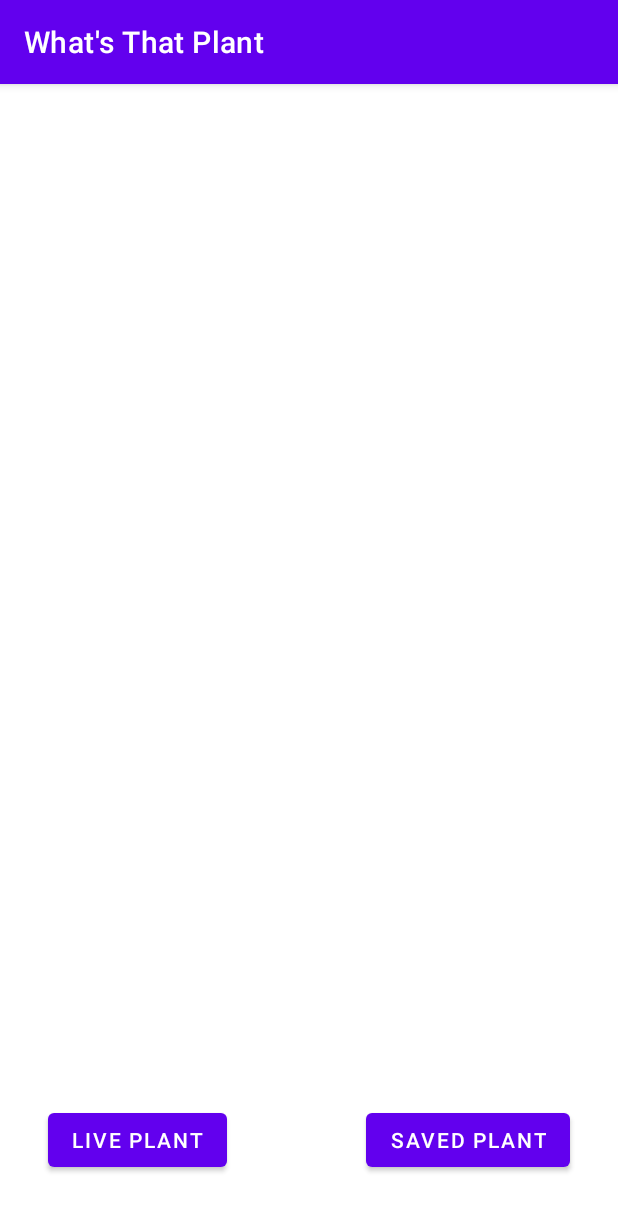
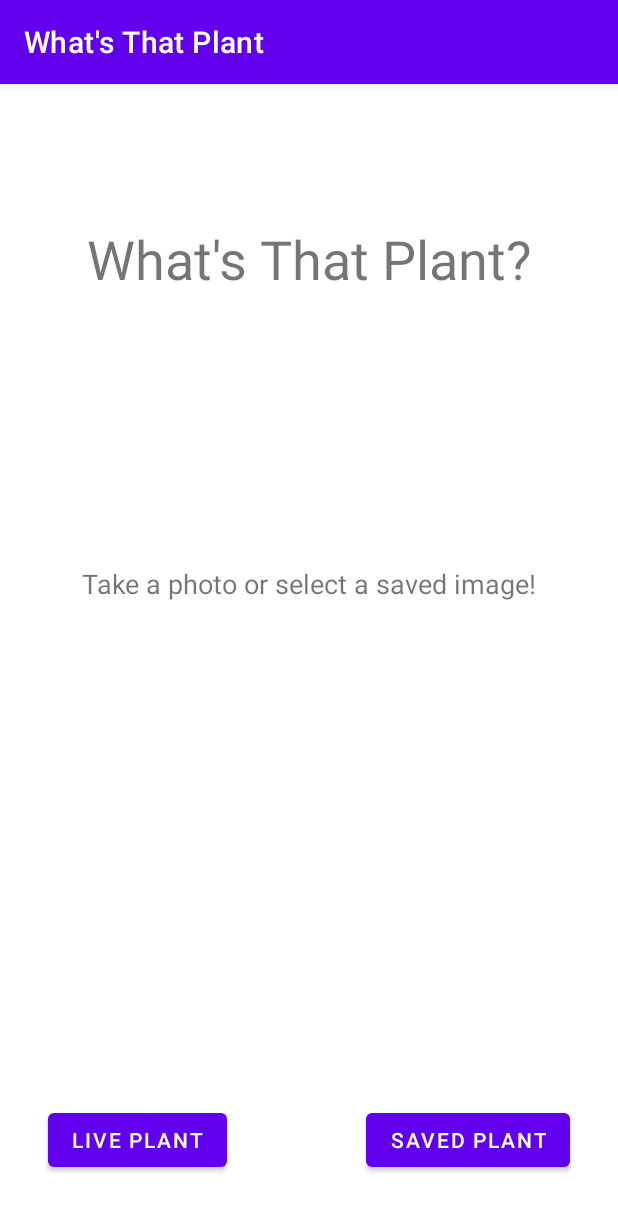
Before and after one commit to claycrews2002/Whats_That_Plant, an Android app: the screen it shows after launch (MainActivity), on a phone screen of 412 x 824 dp. Shown: the top 1211 px of the screen. Run offline under Robolectric (Android 15) with nearby library versions, the phone set to English and light mode, and no system bars; pictures from the network do not load.

Commit message:
feat: display welcome page

```diff
--- a/app/src/main/java/com/example/whatsthatplant/MainActivity.kt
+++ b/app/src/main/java/com/example/whatsthatplant/MainActivity.kt
@@ -30,6 +30,7 @@ class MainActivity : AppCompatActivity() {
     private lateinit var notaPlantDisplay: androidx.appcompat.widget.LinearLayoutCompat
     private lateinit var plantDataErrorDisplay: androidx.appcompat.widget.LinearLayoutCompat
     private lateinit var loadingDisplay: ConstraintLayout
+    private lateinit var welcomePageDisplay: ConstraintLayout
 
     private lateinit var probabilityText: TextView
     private lateinit var commonNameText: TextView
@@ -53,6 +54,7 @@ class MainActivity : AppCompatActivity() {
         notaPlantDisplay = findViewById(R.id.not_a_plant_layout)
         plantDataErrorDisplay = findViewById(R.id.plant_data_error_layout)
         loadingDisplay = findViewById(R.id.loading_layout)
+        welcomePageDisplay = findViewById(R.id.welcome_page_layout)
 
         probabilityText = findViewById(R.id.probability_value)
         commonNameText = findViewById(R.id.common_name_value)
@@ -95,7 +97,7 @@ class MainActivity : AppCompatActivity() {
             }
 
 
-
+            welcomePageDisplay.visibility = View.GONE
             plantDataDisplay.visibility = View.GONE
             notaPlantDisplay.visibility = View.GONE
             plantDataErrorDisplay.visibility = View.GONE
--- a/app/src/main/res/layout/activity_main.xml
+++ b/app/src/main/res/layout/activity_main.xml
@@ -6,6 +6,10 @@
     android:layout_height="match_parent"
     tools:context=".MainActivity">
 
+    <include
+        android:id="@+id/welcome_page_layout"
+        layout="@layout/welcome_page"
+        android:visibility="visible" />
 
     <include
         android:id="@+id/plant_data_layout"
```
